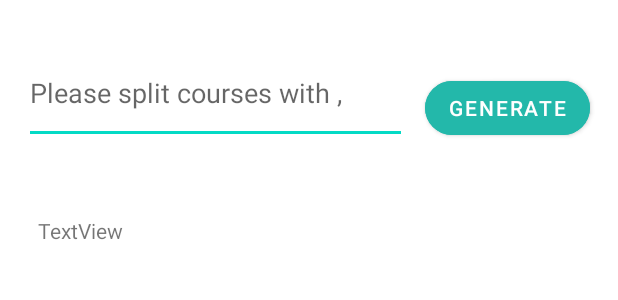
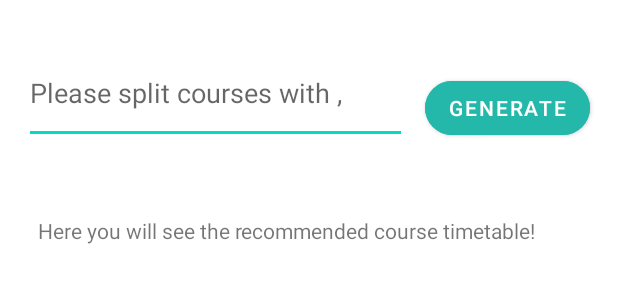
Before and after one commit to YimoShen-86/CSCB07-Project, an Android app: the layout activity_student_timeline.xml on its own in the app's theme, with its tools: preview values and no code run, on a phone screen of 412 x 824 dp. Shown: the top 300 px of the screen. Run offline under Robolectric (Android 15) with nearby library versions, the phone set to English and light mode, and no system bars.

Commit message:
Fix bug in studenttimeline
Fix bug in studenttimeline

```diff
--- a/app/src/main/res/layout/activity_student_timeline.xml
+++ b/app/src/main/res/layout/activity_student_timeline.xml
@@ -37,7 +37,7 @@
         android:layout_width="345dp"
         android:layout_height="179dp"
         android:layout_marginTop="48dp"
-        android:text="TextView"
+        android:text="Here you will see the recommended course timetable!"
         app:layout_constraintEnd_toEndOf="parent"
         app:layout_constraintHorizontal_bias="0.378"
         app:layout_constraintStart_toStartOf="parent"
```
